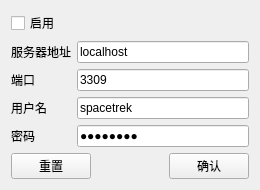
First picture: the form in dbout.ui, repository aspirefhaha/telemetryCapture, before the edit.
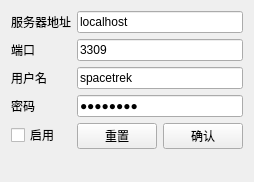
Second picture: the form after the edit.

Diff of the .ui file:
```diff
--- a/dbout.ui
+++ b/dbout.ui
@@ -6,8 +6,8 @@
    <rect>
     <x>0</x>
     <y>0</y>
-    <width>260</width>
-    <height>180</height>
+    <width>251</width>
+    <height>182</height>
    </rect>
   </property>
   <property name="windowTitle">
@@ -15,15 +15,6 @@
   </property>
   <layout class="QVBoxLayout" name="verticalLayout_2">
    <item>
-    <layout class="QVBoxLayout" name="verticalLayout">
-     <item>
-      <widget class="QCheckBox" name="cbEnabled">
-       <property name="text">
-        <string>启用</string>
-       </property>
-      </widget>
-     </item>
-     <item>
       <layout class="QFormLayout" name="formLayout">
        <property name="sizeConstraint">
         <enum>QLayout::SetMaximumSize</enum>
@@ -90,9 +81,7 @@
          </property>
         </widget>
        </item>
-      </layout>
-     </item>
-     <item>
+     <item row="4" column="1">
       <layout class="QHBoxLayout" name="horizontalLayout">
        <item>
         <widget class="QPushButton" name="btnReset">
@@ -123,6 +112,13 @@
        </item>
       </layout>
      </item>
+     <item row="4" column="0">
+      <widget class="QCheckBox" name="cbEnabled">
+       <property name="text">
+        <string>启用</string>
+       </property>
+      </widget>
+     </item>
     </layout>
    </item>
   </layout>
```
Lines whose indentation alone changed are shown as unchanged.
